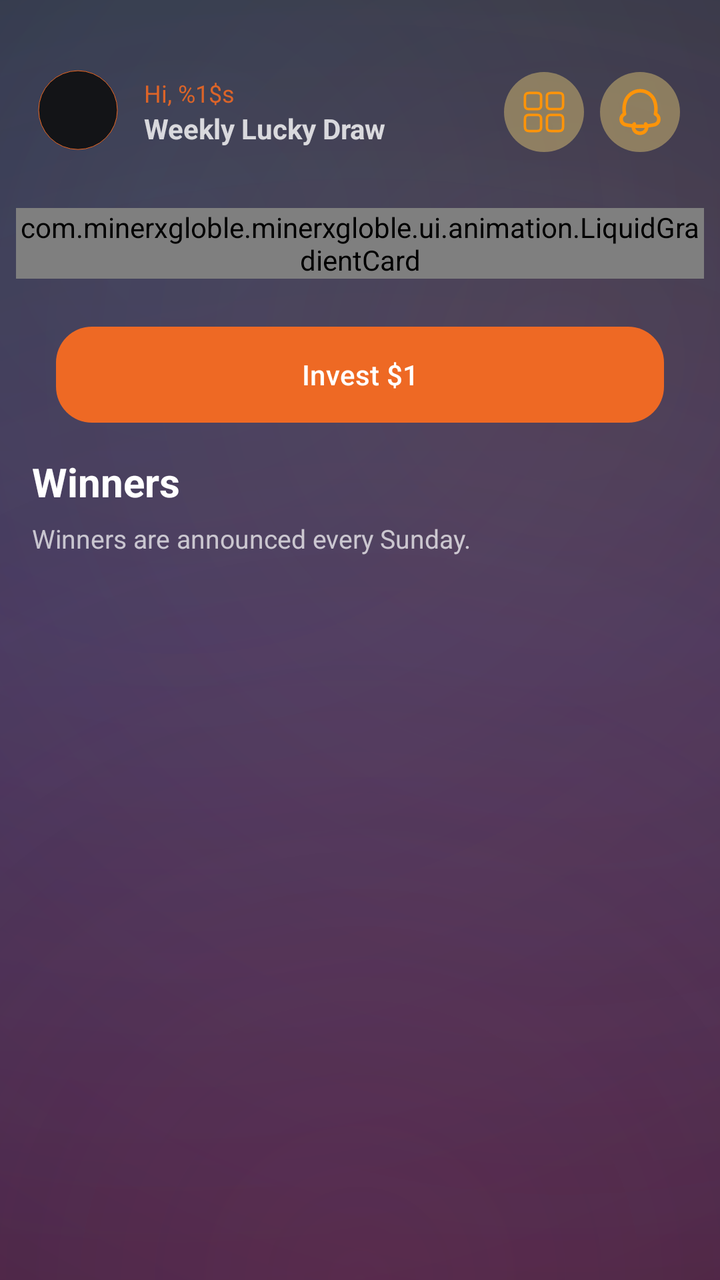
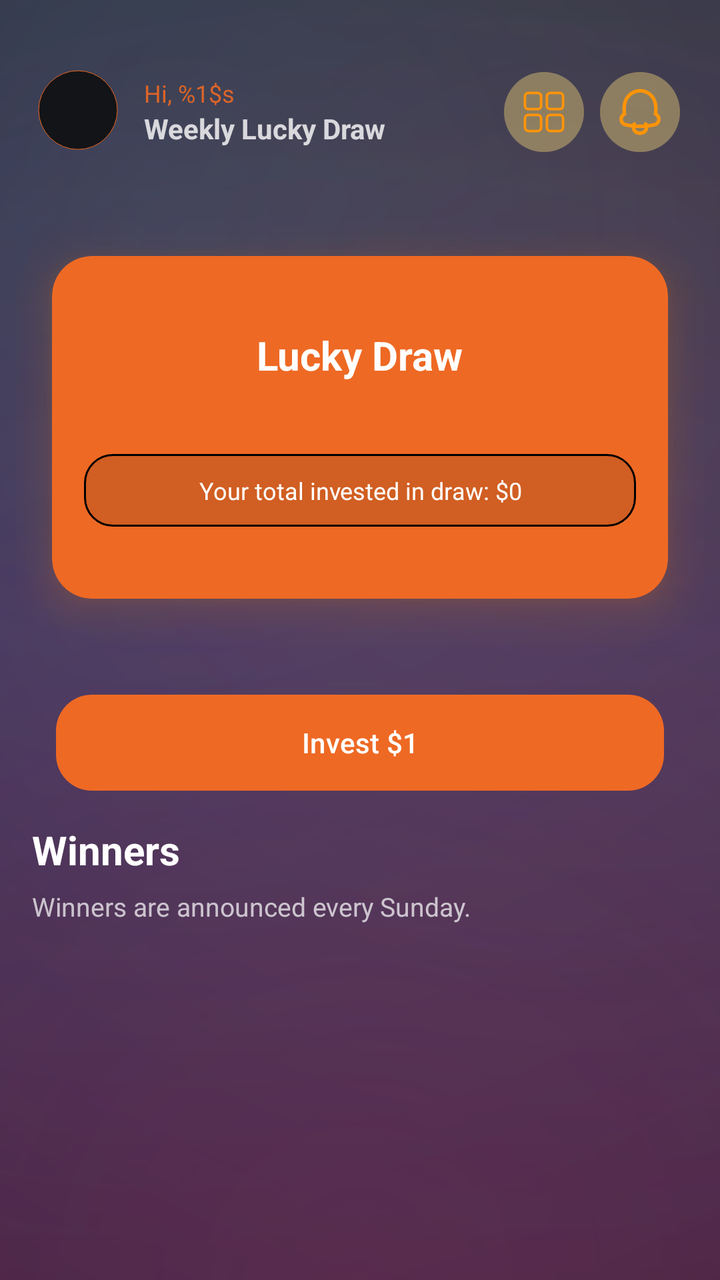

Screens rendered from an Android XML layout before and after an edit, with the pre-edit source and the edit as a unified diff.
<!-- AndroidManifest.xml: application theme Theme.Bitbloom -->
<!-- res/layout/fragment_lucky_draw.xml -->
<?xml version="1.0" encoding="utf-8"?>
<androidx.coordinatorlayout.widget.CoordinatorLayout xmlns:android="http://schemas.android.com/apk/res/android"
    xmlns:app="http://schemas.android.com/apk/res-auto"
    xmlns:tools="http://schemas.android.com/tools"
    android:id="@+id/root"
    android:layout_width="match_parent"
    android:layout_height="match_parent"
    android:background="@drawable/bg_mxg_deposit_gradient">

    
    <androidx.core.widget.NestedScrollView
        android:id="@+id/scrollContainer"
        android:layout_width="match_parent"
        android:layout_height="match_parent"
        android:fillViewport="true"
        android:scrollbars="none">

        
        <androidx.constraintlayout.widget.ConstraintLayout
            android:layout_width="match_parent"
            android:layout_height="wrap_content">

            
            <androidx.constraintlayout.widget.Guideline
                android:id="@+id/gStart"
                android:layout_width="wrap_content"
                android:layout_height="wrap_content"
                android:orientation="vertical"
                app:layout_constraintGuide_begin="8dp" />

            <androidx.constraintlayout.widget.Guideline
                android:id="@+id/gEnd"
                android:layout_width="wrap_content"
                android:layout_height="wrap_content"
                android:orientation="vertical"
                app:layout_constraintGuide_end="8dp" />

            
            <androidx.constraintlayout.widget.ConstraintLayout
                android:id="@+id/topbar"
                android:layout_width="0dp"
                android:layout_height="64dp"
                android:layout_marginTop="@dimen/space_24"
                android:paddingStart="8dp"
                android:paddingEnd="12dp"
                app:layout_constraintEnd_toEndOf="@id/gEnd"
                app:layout_constraintStart_toStartOf="@id/gStart"
                app:layout_constraintTop_toTopOf="parent">

                <ImageView
                    android:id="@+id/avatar"
                    android:layout_width="46dp"
                    android:layout_height="46dp"
                    android:background="@drawable/ic_profile"
                    android:contentDescription="@string/app_name"
                    app:layout_constraintBottom_toBottomOf="parent"
                    app:layout_constraintStart_toStartOf="parent"
                    app:layout_constraintTop_toTopOf="parent" />

                <LinearLayout
                    android:id="@+id/titleWrap"
                    android:layout_width="0dp"
                    android:layout_height="wrap_content"
                    android:layout_marginStart="10dp"
                    android:orientation="vertical"
                    app:layout_constraintBottom_toBottomOf="@id/avatar"
                    app:layout_constraintEnd_toStartOf="@id/actionsRight"
                    app:layout_constraintStart_toEndOf="@id/avatar"
                    app:layout_constraintTop_toTopOf="@id/avatar">

                    <TextView
                        android:id="@+id/hiName"
                        android:layout_width="wrap_content"
                        android:layout_height="wrap_content"
                        android:alpha="0.9"
                        android:text="@string/hi_name"
                        android:textColor="@color/orange"
                        android:textSize="12sp" />

                    <TextView
                        android:id="@+id/welcome"
                        android:layout_width="wrap_content"
                        android:layout_height="wrap_content"
                        android:text="Weekly Lucky Draw"
                        android:textColor="@color/mxg_white_80"
                        android:textSize="14sp"
                        android:textStyle="bold" />
                </LinearLayout>

                <LinearLayout
                    android:id="@+id/actionsRight"
                    android:layout_width="wrap_content"
                    android:layout_height="wrap_content"
                    android:orientation="horizontal"
                    app:layout_constraintBottom_toBottomOf="parent"
                    app:layout_constraintEnd_toEndOf="parent"
                    app:layout_constraintTop_toTopOf="parent">

                    <ImageView
                        android:id="@+id/menu"
                        android:layout_width="40dp"
                        android:layout_height="40dp"
                        android:background="@drawable/ic_window"
                        android:contentDescription="@string/open_menu"
                        android:padding="8dp" />

                    <ImageView
                        android:id="@+id/notification_ic"
                        android:layout_width="40dp"
                        android:layout_height="40dp"
                        android:layout_marginStart="8dp"
                        android:background="@drawable/ic_bell"
                        android:contentDescription="@string/notifications"
                        android:padding="8dp" />
                </LinearLayout>
            </androidx.constraintlayout.widget.ConstraintLayout>

            
            <FrameLayout
                android:id="@+id/headerWrap"
                android:layout_width="0dp"
                android:layout_height="wrap_content"
                android:layout_marginTop="16dp"
                app:layout_constraintEnd_toEndOf="@id/gEnd"
                app:layout_constraintStart_toStartOf="@id/gStart"
                app:layout_constraintTop_toBottomOf="@id/topbar">

                <com.minerxgloble.minerxgloble.ui.animation.LiquidGradientCard
                    android:id="@+id/headerCard"
                    android:layout_width="match_parent"
                    android:layout_height="wrap_content"
                    android:layout_margin="0dp"
                    android:outlineAmbientShadowColor="#FF7B00"
                    android:outlineSpotShadowColor="#FF7B00"
                    app:cardBackgroundColor="@android:color/transparent"
                    app:cardCornerRadius="20dp"
                    app:cardElevation="12dp"
                    app:cardUseCompatPadding="true"
                    app:strokeColor="@android:color/transparent"
                    app:strokeWidth="0dp">

                    <LinearLayout
                        android:layout_width="match_parent"
                        android:layout_height="wrap_content"
                        android:orientation="vertical"
                        android:paddingHorizontal="16dp"
                        android:paddingVertical="36dp">

                        
                        <TextView
                            android:id="@+id/tvLevel"
                            android:layout_width="wrap_content"
                            android:layout_height="wrap_content"
                            android:layout_gravity="center_horizontal"
                            android:text="Lucky Draw"
                            android:textColor="@color/black"
                            android:textSize="20sp"
                            android:textStyle="bold" />

                        
                        <TextView
                            android:id="@+id/tvMyTotalInvested"
                            android:layout_width="match_parent"
                            android:layout_height="wrap_content"
                            android:layout_marginTop="36dp"
                            android:background="@drawable/bg_referral_home"
                            android:drawablePadding="8dp"
                            android:ellipsize="end"

                            android:paddingHorizontal="12dp"
                            android:paddingVertical="10dp"
                            android:singleLine="true"
                            android:textAlignment="center"
                            android:text="Your total invested in draw: $0"
                            android:textColor="@color/black"
                            android:textSize="12sp"
                            app:drawableTint="#A2EE6924" />
                    </LinearLayout>
                </com.minerxgloble.minerxgloble.ui.animation.LiquidGradientCard>
            </FrameLayout>


            
            <com.google.android.material.button.MaterialButton
                android:id="@+id/btnInvest"
                android:layout_width="0dp"
                android:layout_height="56dp"
                android:layout_marginTop="12dp"
                android:layout_marginBottom="6dp"
                android:text="@string/invest_1"
                android:textAllCaps="false"
                android:textColor="@color/mxg_white"
                app:backgroundTint="@color/orange"
                app:cornerRadius="18dp"
                app:iconGravity="textStart"
                app:iconPadding="8dp"
                android:layout_margin="20dp"
                app:layout_constraintTop_toBottomOf="@id/headerWrap"
                app:layout_constraintStart_toStartOf="@id/gStart"
                app:layout_constraintEnd_toEndOf="@id/gEnd" />

            
            <androidx.constraintlayout.widget.ConstraintLayout
                android:id="@+id/sectionHeader"
                android:layout_width="0dp"
                android:layout_height="wrap_content"
                android:layout_marginTop="12dp"
                android:paddingStart="8dp"
                android:paddingEnd="12dp"
                app:layout_constraintEnd_toEndOf="@id/gEnd"
                app:layout_constraintStart_toStartOf="@id/gStart"
                app:layout_constraintTop_toBottomOf="@id/btnInvest">

                <TextView
                    android:id="@+id/tvLevels"
                    android:layout_width="0dp"
                    android:layout_height="wrap_content"
                    android:ellipsize="end"
                    android:gravity="center_vertical"
                    android:maxLines="1"
                    android:text="Winners"
                    android:textColor="@color/white"
                    android:textSize="20sp"
                    android:textStyle="bold"
                    app:layout_constraintBottom_toBottomOf="@id/filterAllBtn"
                    app:layout_constraintEnd_toStartOf="@id/filterAllBtn"
                    app:layout_constraintStart_toStartOf="parent"
                    app:layout_constraintTop_toTopOf="parent" />


            </androidx.constraintlayout.widget.ConstraintLayout>

            
            <TextView
                android:id="@+id/infoBanner"
                android:layout_width="0dp"
                android:layout_height="wrap_content"
                android:layout_marginTop="6dp"
                android:paddingStart="8dp"
                android:paddingEnd="12dp"
                android:paddingBottom="4dp"
                android:text="@string/winners_are_announced_every_sunday"
                android:textColor="@color/grey"
                android:textSize="13sp"
                app:layout_constraintEnd_toEndOf="@id/gEnd"
                app:layout_constraintStart_toStartOf="@id/gStart"
                app:layout_constraintTop_toBottomOf="@id/sectionHeader" />

            
            <FrameLayout
                android:id="@+id/winnersListContainer"
                android:layout_width="0dp"
                android:layout_height="0dp"
                app:layout_constraintBottom_toBottomOf="parent"
                app:layout_constraintEnd_toEndOf="@id/gEnd"
                app:layout_constraintStart_toStartOf="@id/gStart"
                app:layout_constraintTop_toBottomOf="@id/infoBanner">

                <androidx.recyclerview.widget.RecyclerView
                    android:id="@+id/rvWinners"
                    android:layout_width="match_parent"
                    android:layout_height="match_parent"
                    android:clipToPadding="false"
                    app:layoutManager="androidx.recyclerview.widget.LinearLayoutManager"
                    tools:listitem="@layout/item_winner" />

                <com.facebook.shimmer.ShimmerFrameLayout
                    android:id="@+id/shimmerWinners"
                    android:layout_width="match_parent"
                    android:layout_height="match_parent"
                    android:paddingStart="16dp"
                    android:paddingTop="8dp"
                    android:paddingEnd="16dp"
                    android:visibility="gone"
                    app:shimmer_auto_start="false"
                    app:shimmer_base_alpha="0.9"
                    app:shimmer_duration="1100"
                    app:shimmer_highlight_alpha="0.6"
                    app:shimmer_intensity="0.35">

                    <LinearLayout
                        android:id="@+id/skeletonWinnerList"
                        android:layout_width="match_parent"
                        android:layout_height="wrap_content"
                        android:divider="@drawable/divider_rank_list_gap"
                        android:orientation="vertical"
                        android:showDividers="middle" />
                </com.facebook.shimmer.ShimmerFrameLayout>
            </FrameLayout>

        </androidx.constraintlayout.widget.ConstraintLayout>
    </androidx.core.widget.NestedScrollView>
</androidx.coordinatorlayout.widget.CoordinatorLayout>
<!-- res/layout/item_winner.xml (included above) -->
<?xml version="1.0" encoding="utf-8"?>
<com.google.android.material.card.MaterialCardView xmlns:android="http://schemas.android.com/apk/res/android"
    xmlns:app="http://schemas.android.com/apk/res-auto"
    android:id="@+id/rootCard"
    android:layout_width="match_parent"
    android:layout_height="wrap_content"
    android:minHeight="84dp"
    android:layout_marginBottom="10dp"
    android:clickable="true"
    android:focusable="true"
    android:foreground="?attr/selectableItemBackground"
    app:cardUseCompatPadding="true"
    app:cardCornerRadius="20dp"
    app:cardBackgroundColor="@color/main_card_color"
    app:cardElevation="10dp"
    app:strokeWidth="0dp">

    <LinearLayout
        android:layout_width="match_parent"
        android:layout_height="wrap_content"
        android:minHeight="84dp"
        android:orientation="horizontal"
        android:gravity="center_vertical"
        android:paddingStart="12dp"
        android:paddingEnd="12dp"
        android:paddingTop="10dp"
        android:paddingBottom="10dp">

        
        <ImageView
            android:id="@+id/ivMedal"
            android:layout_width="40dp"
            android:layout_height="40dp"
            android:contentDescription="@null"
            android:src="@drawable/ic_star"
            app:tint="@color/orange" />

        
        <LinearLayout
            android:layout_width="0dp"
            android:layout_height="wrap_content"
            android:layout_weight="1"
            android:orientation="vertical"
            android:paddingStart="12dp">

            
            <TextView
                android:id="@+id/tvName"
                android:layout_width="match_parent"
                android:layout_height="wrap_content"
                android:text="John Doe"
                android:textSize="16sp"
                android:textStyle="bold"
                android:textColor="@color/mxg_white"
                android:maxLines="1"
                android:ellipsize="end" />

            
            <TextView
                android:id="@+id/tvUserId"
                android:layout_width="match_parent"
                android:layout_height="wrap_content"
                android:layout_marginTop="2dp"
                android:text="ID: MXG123456"
                android:textSize="11sp"
                android:textColor="#99FFFFFF"
                android:maxLines="1"
                android:ellipsize="end"
                android:textIsSelectable="true" />

            
            <TextView
                android:id="@+id/tvWeek"
                android:layout_width="match_parent"
                android:layout_height="wrap_content"
                android:layout_marginTop="2dp"
                android:text="Week: 2025-09-15 → 2025-09-21"
                android:textSize="12sp"
                android:textColor="#B2FFFFFF"
                android:maxLines="1"
                android:ellipsize="end" />
        </LinearLayout>

        
        <LinearLayout
            android:layout_width="wrap_content"
            android:layout_height="match_parent"
            android:gravity="end|center_vertical">

            <TextView
                android:id="@+id/tvPrize"
                android:layout_width="wrap_content"
                android:layout_height="wrap_content"
                android:text="$—"
                android:textSize="16sp"
                android:textStyle="bold"
                android:textColor="@color/mxg_white"
                android:minWidth="56dp"
                android:gravity="end" />
        </LinearLayout>
    </LinearLayout>
</com.google.android.material.card.MaterialCardView>
<!-- resources referenced by this layout -->
<resources>
  <color name="black">#FF000000</color>
  <color name="grey">#B4FFFFFF</color>
  <color name="main_card_color">#1A1A1A</color>
  <color name="mxg_white">#FFFFFF</color>
  <color name="mxg_white_80">#CCFFFFFF</color>
  <color name="orange">#EE6924</color>
  <color name="white">#FFFFFFFF</color>
  <dimen name="space_24">24dp</dimen>
  <!-- drawable bg_referral_home (drawable) -->
  <?xml version="1.0" encoding="utf-8"?>
  <shape xmlns:android="http://schemas.android.com/apk/res/android" android:shape="rectangle">
      <solid android:color="#221A1A1A"/>    
      <corners android:radius="14dp"/>
      <stroke android:width="1dp" android:color="@color/black"/> 
      <padding android:left="6dp" android:top="4dp" android:right="6dp" android:bottom="4dp"/>
  </shape>
  <!-- drawable divider_rank_list_gap (drawable) -->
  <?xml version="1.0" encoding="utf-8"?>
  <shape xmlns:android="http://schemas.android.com/apk/res/android">
      <size android:height="24dp"/>  
      <solid android:color="@android:color/transparent"/>
  </shape>
  <!-- drawable ic_profile (drawable) -->
  <vector xmlns:android="http://schemas.android.com/apk/res/android"
      android:width="48dp"
      android:height="48dp"
      android:viewportWidth="48"
      android:viewportHeight="48">
  
      
      <path
          android:fillColor="@android:color/transparent"
          android:pathData="M24,2A21,21 0,1 1,3 23A21,21 0,0 1,24 2Z" />
  
      
      <path
          android:fillColor="@color/nav_bar_color"
          android:pathData="M24,2.462A20.538,20.538 0,1 1,3.462 23A20.538,20.538 0,0 1,24 2.462Z"
          android:strokeColor="@color/orange" />
  </vector>
  <string name="app_name">Miner X</string>
  <string name="hi_name">Hi, %1$s</string>
  <string name="invest_1">Invest $1</string>
  <string name="notifications">Notifications</string>
  <string name="open_menu">Open navigation menu</string>
  <string name="winners_are_announced_every_sunday">Winners are announced every Sunday.</string>
  <style name="Theme.Bitbloom" parent="Base.Theme.Bitbloom">
          
          <item name="editTextStyle">@style/Widget.MXG.EditText.WhiteCursor</item>
          <item name="android:editTextStyle">@style/Widget.MXG.EditText.WhiteCursor</item>
  
          
          <item name="android:textCursorDrawable">@drawable/cursor_white</item>
      </style>
  <color name="nav_bar_color">#131417</color>
  <style name="Base.Theme.Bitbloom" parent="Theme.Material3.DayNight.NoActionBar">
          <item name="android:statusBarColor">@color/mxg_black</item>
          <item name="colorPrimary">@color/mxg_white</item>
          <item name="android:navigationBarColor">@color/mxg_black</item>
          <item name="android:datePickerDialogTheme">@style/BitbloomDatePickerTheme</item>
      </style>
  <style name="Widget.MXG.EditText.WhiteCursor" parent="Widget.AppCompat.EditText">
          <item name="android:textCursorDrawable">@drawable/cursor_white</item>
      </style>
  <!-- drawable cursor_white (drawable) -->
  <?xml version="1.0" encoding="utf-8"?>
  <shape xmlns:android="http://schemas.android.com/apk/res/android">
      <size android:width="2dp"/>
      <solid android:color="@android:color/white"/>
      <corners android:radius="1dp"/>
  </shape>
  <color name="mxg_black">#000000</color>
  <style name="BitbloomDatePickerTheme" parent="ThemeOverlay.MaterialComponents.MaterialAlertDialog">
          <item name="colorAccent">@color/status_bar_color</item> 
          <item name="android:headerBackground">@color/light_status_bar_color
          </item> 
          <item name="android:colorControlHighlight">@color/status_bar_color
          </item> 
          <item name="android:colorControlActivated">@color/status_bar_color
          </item> 
          <item name="android:textColorPrimaryInverse">@color/white</item> 
          <item name="android:textColor">@color/status_bar_color</item> 
          <item name="android:textColorPrimary">?attr/colorOnBackground</item> 
      </style>
  <color name="status_bar_color">#EE6924</color>
  <color name="light_status_bar_color">#EE6924</color>
  <!-- unchanged entries left out for length: 4 -->
</resources>

<!-- the commit's change to res/layout/fragment_lucky_draw.xml (unified diff, before → after) -->
@@ -125,14 +125,14 @@
                 app:layout_constraintStart_toStartOf="@id/gStart"
                 app:layout_constraintTop_toBottomOf="@id/topbar">
 
-                <com.minerxgloble.minerxgloble.ui.animation.LiquidGradientCard
+                <com.google.android.material.card.MaterialCardView
                     android:id="@+id/headerCard"
                     android:layout_width="match_parent"
                     android:layout_height="wrap_content"
                     android:layout_margin="0dp"
                     android:outlineAmbientShadowColor="#FF7B00"
                     android:outlineSpotShadowColor="#FF7B00"
-                    app:cardBackgroundColor="@android:color/transparent"
+                    app:cardBackgroundColor="@color/orange"
                     app:cardCornerRadius="20dp"
                     app:cardElevation="12dp"
                     app:cardUseCompatPadding="true"
@@ -153,7 +153,7 @@
                             android:layout_height="wrap_content"
                             android:layout_gravity="center_horizontal"
                             android:text="Lucky Draw"
-                            android:textColor="@color/black"
+                            android:textColor="@color/white"
                             android:textSize="20sp"
                             android:textStyle="bold" />
 
@@ -172,11 +172,11 @@
                             android:singleLine="true"
                             android:textAlignment="center"
                             android:text="Your total invested in draw: $0"
-                            android:textColor="@color/black"
+                            android:textColor="@color/white"
                             android:textSize="12sp"
                             app:drawableTint="#A2EE6924" />
                     </LinearLayout>
-                </com.minerxgloble.minerxgloble.ui.animation.LiquidGradientCard>
+                </com.google.android.material.card.MaterialCardView>
             </FrameLayout>
 
 
@@ -189,7 +189,7 @@
                 android:layout_marginBottom="6dp"
                 android:text="@string/invest_1"
                 android:textAllCaps="false"
-                android:textColor="@color/mxg_white"
+                android:textColor="@color/white"
                 app:backgroundTint="@color/orange"
                 app:cornerRadius="18dp"
                 app:iconGravity="textStart"
